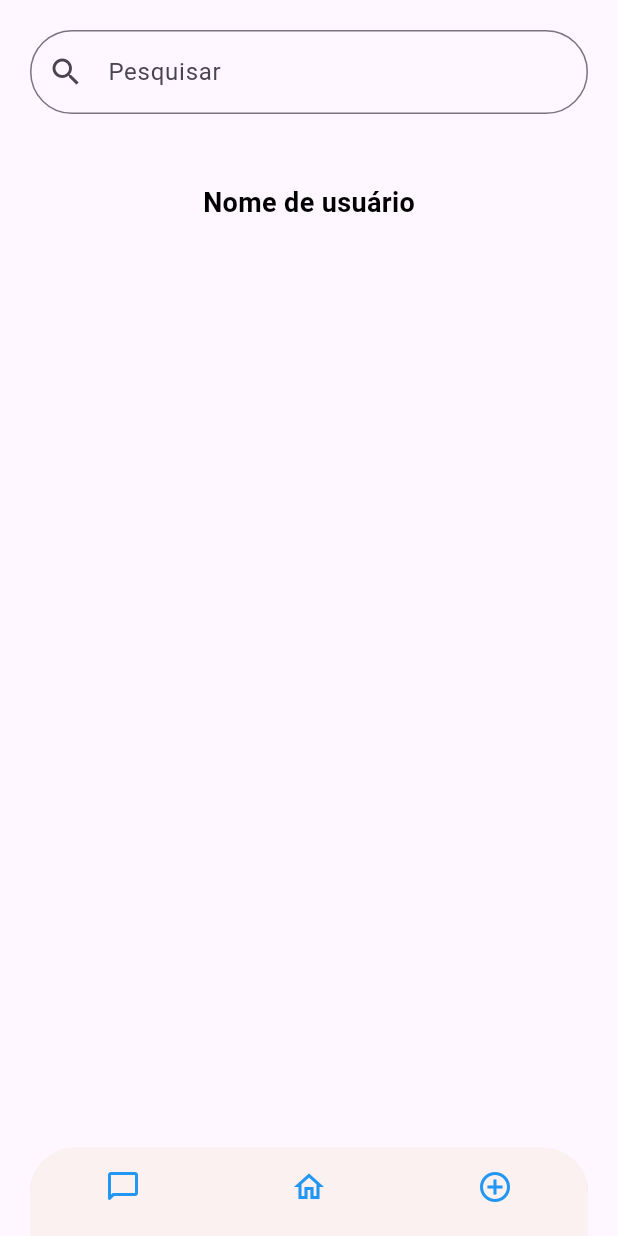
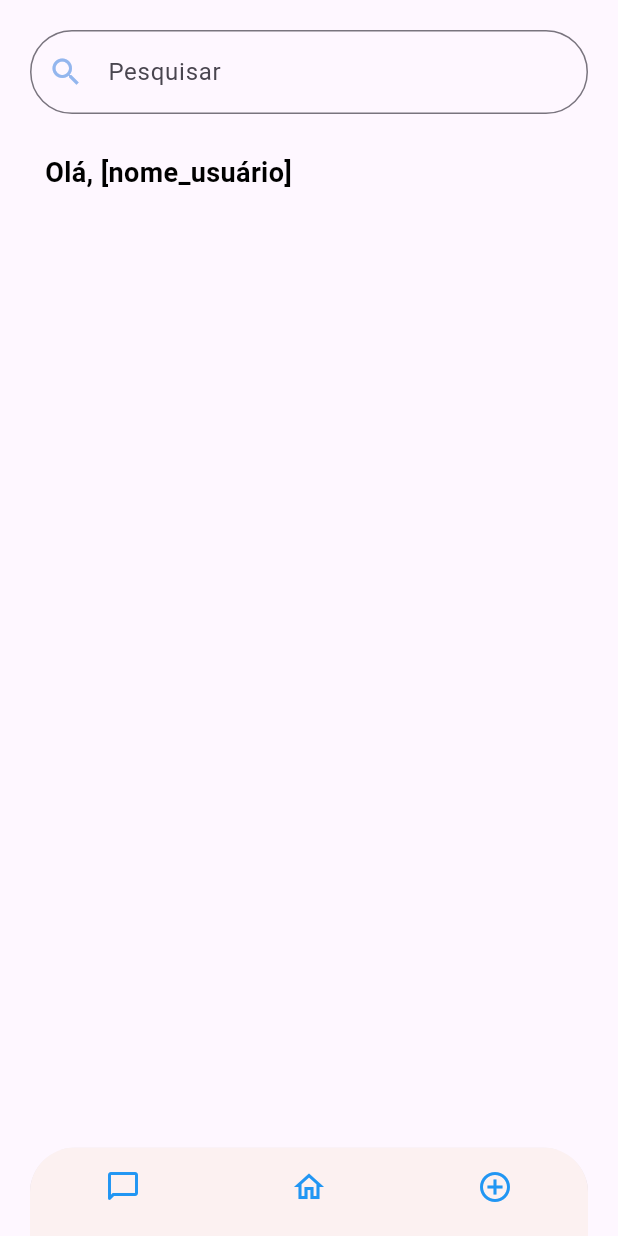
Before and after one commit to CatlopersTCC/AppHealthTreats, a Flutter app: the screen it shows after launch, on a phone screen of 412 x 824 dp. Run offline on Flutter 3.47's test engine with Material 3 defaults, Android fonts, the phone set to English and light mode, and no system bars.

Commit message:
Trocando a cor da searchbar na tela menu

```diff
--- a/health_treats/lib/menu.dart
+++ b/health_treats/lib/menu.dart
@@ -48,8 +48,15 @@ class _MenuInicio extends State<MenuInicio> {
               controller: _searchController,
               decoration: InputDecoration(
                 hintText: 'Pesquisar',
-                prefixIcon: const Icon(Icons.search),
+                prefixIcon: const Icon(
+                  Icons.search,
+                  color: Color(0xff93B6EE),
+                ),
                 border: OutlineInputBorder(
+                  borderRadius: BorderRadius.circular(50.0),
+                ),
+                focusedBorder: OutlineInputBorder(
+                  borderSide: const BorderSide(color:  Color(0xff93B6EE)),
                   borderRadius: BorderRadius.circular(50.0),
                 ),
               ),
@@ -61,12 +68,12 @@ class _MenuInicio extends State<MenuInicio> {
             ),
             const SizedBox(height: 16.0),
             const Padding(
-              padding: EdgeInsets.all(30.0),
-              child: Column(
+              padding: EdgeInsets.all(10.0),
+              child: Row(
                 crossAxisAlignment: CrossAxisAlignment.start,
                 children: <Widget>[
                   Text(
-                    'Nome de usuário',
+                    'Olá, [nome_usuário]',
                     style: TextStyle(
                       fontSize: 18.0,
                       fontWeight: FontWeight.bold,
```
